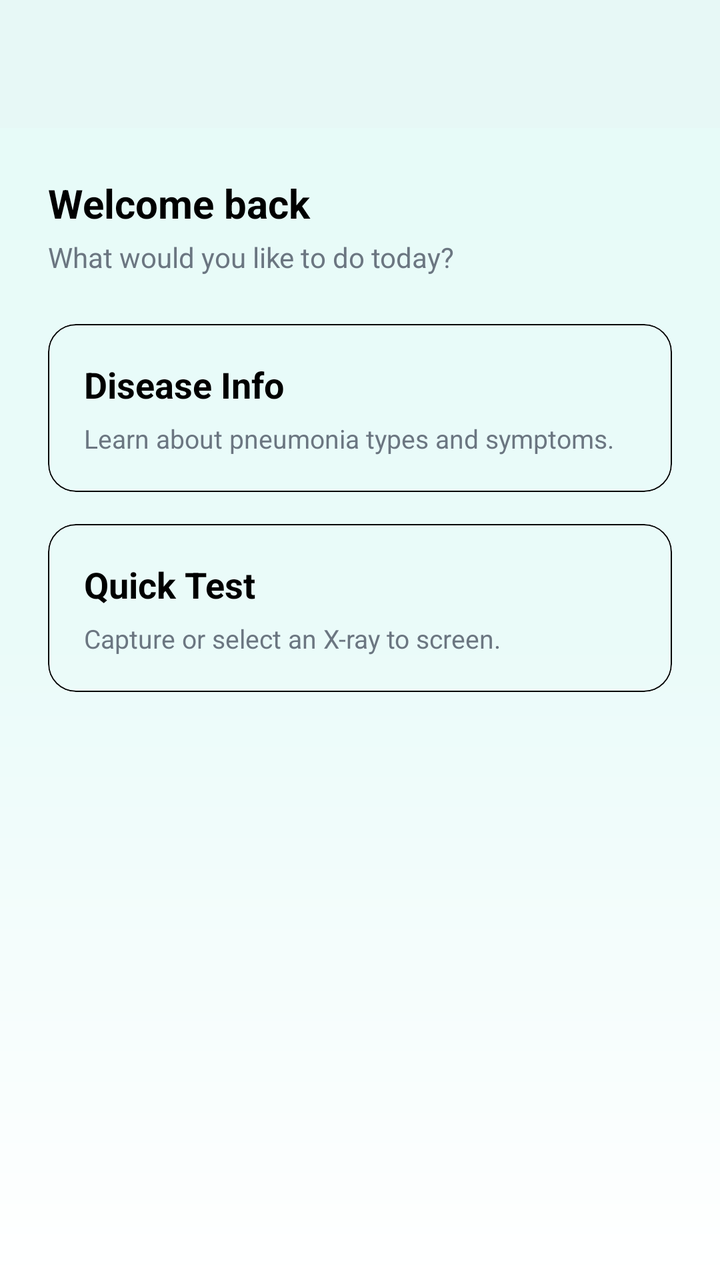
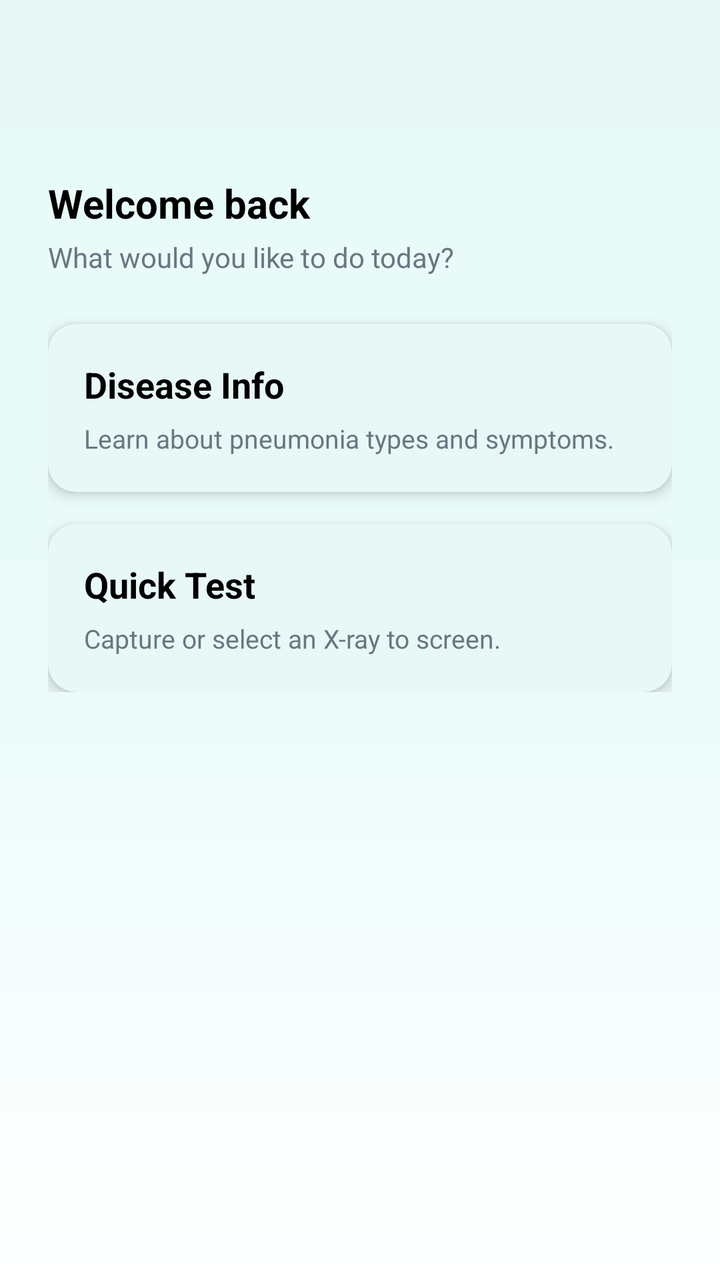

Before-and-after screenshots of an Android layout around one commit, followed by the original layout XML and the change that was made.
<!-- AndroidManifest.xml: application theme Theme.PneumoScan -->
<!-- res/layout/fragment_home.xml -->
<?xml version="1.0" encoding="utf-8"?>
<androidx.coordinatorlayout.widget.CoordinatorLayout xmlns:android="http://schemas.android.com/apk/res/android"
    xmlns:app="http://schemas.android.com/apk/res-auto"
    android:id="@+id/home_root"
    android:layout_width="match_parent"
    android:layout_height="match_parent"
    android:background="@drawable/bg_gradient">

    <com.google.android.material.appbar.MaterialToolbar
        android:id="@+id/topAppBar"
        android:layout_width="match_parent"
        android:layout_height="?attr/actionBarSize"
        android:background="?attr/colorSurface"
        android:elevation="4dp"
        android:title="@string/app_name"
        android:titleTextColor="?attr/colorOnSurface" />

    <ScrollView
        android:layout_width="match_parent"
        android:layout_height="match_parent"
        android:layout_marginTop="?attr/actionBarSize"
        android:padding="24dp">

        <LinearLayout
            android:layout_width="match_parent"
            android:layout_height="wrap_content"
            android:orientation="vertical">

            <TextView
                android:id="@+id/tvWelcome"
                android:layout_width="match_parent"
                android:layout_height="wrap_content"
                android:text="@string/welcome_back"
                android:textColor="@color/black"
                android:textSize="20sp"
                android:textStyle="bold" />

            <TextView
                android:id="@+id/tvSubtitle"
                android:layout_width="match_parent"
                android:layout_height="wrap_content"
                android:layout_marginTop="4dp"
                android:text="@string/dashboard_prompt"
                android:textColor="@color/pneumo_muted"
                android:textSize="14sp" />

            
            <com.google.android.material.card.MaterialCardView
                android:id="@+id/cardDisease"
                android:layout_width="match_parent"
                android:layout_height="wrap_content"
                android:layout_marginTop="24dp"
                app:cardCornerRadius="14dp"
                app:strokeWidth="0.5dp"
                app:strokeColor="@color/black"
                app:cardBackgroundColor="@android:color/transparent">

                <LinearLayout
                    android:layout_width="match_parent"
                    android:layout_height="match_parent"
                    android:orientation="vertical"
                    android:padding="18dp">

                    <TextView
                        android:id="@+id/tvDiseaseInfo"
                        android:layout_width="match_parent"
                        android:layout_height="wrap_content"
                        android:text="@string/disease_info"
                        android:textColor="@color/black"
                        android:textSize="18sp"
                        android:textStyle="bold" />

                    <TextView
                        android:id="@+id/tvDescription"
                        android:layout_width="match_parent"
                        android:layout_height="wrap_content"
                        android:layout_marginTop="6dp"
                        android:text="Learn about pneumonia types and symptoms."
                        android:textColor="@color/pneumo_muted"
                        android:textSize="13sp" />
                </LinearLayout>
            </com.google.android.material.card.MaterialCardView>

            
            <com.google.android.material.card.MaterialCardView
                android:id="@+id/cardTesting"
                android:layout_width="match_parent"
                android:layout_height="wrap_content"
                app:cardBackgroundColor="@android:color/transparent"
                android:layout_marginTop="16dp"
                app:strokeWidth="0.5dp"
                app:strokeColor="@color/black"
                app:cardCornerRadius="14dp">

                <LinearLayout
                    android:layout_width="match_parent"
                    android:layout_height="match_parent"
                    android:orientation="vertical"
                    android:padding="18dp">

                    <TextView
                        android:id="@+id/tvQuickTest"
                        android:layout_width="match_parent"
                        android:layout_height="wrap_content"
                        android:text="@string/quick_test"
                        android:textColor="@color/black"
                        android:textSize="18sp"
                        android:textStyle="bold" />

                    <TextView
                        android:id="@+id/tvDescription2"
                        android:layout_width="match_parent"
                        android:layout_height="wrap_content"
                        android:layout_marginTop="6dp"
                        android:text="Capture or select an X-ray to screen."
                        android:textColor="@color/pneumo_muted"
                        android:textSize="13sp" />
                </LinearLayout>
            </com.google.android.material.card.MaterialCardView>
        </LinearLayout>
    </ScrollView>
</androidx.coordinatorlayout.widget.CoordinatorLayout>
<!-- resources referenced by this layout -->
<resources>
  <color name="black">#FF000000</color>
  <color name="pneumo_muted">#6B7681</color>
  <!-- drawable bg_gradient (drawable) -->
  <?xml version="1.0" encoding="utf-8"?>
  <shape xmlns:android="http://schemas.android.com/apk/res/android" android:shape="rectangle">
      <gradient
          android:startColor="#E6FBF8"
          android:centerColor="#EAFBF9"
          android:endColor="#FFFFFF"
          android:angle="270"/>
  </shape>
  <string name="app_name">Pneumo Scan</string>
  <string name="dashboard_prompt">What would you like to do today?</string>
  <string name="disease_info">Disease Info</string>
  <string name="quick_test">Quick Test</string>
  <string name="welcome_back">Welcome back</string>
  <style name="Theme.PneumoScan" parent="Base.Theme.PneumoScan" />
  <style name="Base.Theme.PneumoScan" parent="Theme.Material3.DayNight.NoActionBar">
          
          <item name="colorPrimary">@color/pneumo_primary</item>
          <item name="colorPrimaryVariant">@color/pneumo_primary_variant</item>
          <item name="colorOnPrimary">@color/pneumo_onPrimary</item>
  
          
          <item name="colorSecondary">@color/pneumo_secondary</item>
          <item name="colorOnSecondary">@color/pneumo_onPrimary</item>
  
          
          <item name="android:colorBackground">@color/pneumo_background</item>
          <item name="colorSurface">@color/pneumo_surface</item>
          <item name="colorOnSurface">@color/pneumo_onSurface</item>
  
          
  
      </style>
  <color name="pneumo_primary">#00BFA6</color>
  <color name="pneumo_primary_variant">#0AA78F</color>
  <color name="pneumo_onPrimary">#FFFFFF</color>
  <color name="pneumo_secondary">#3A86FF</color>
  <color name="pneumo_background">#F7FCFB</color>
  <color name="pneumo_surface">#FFFFFF</color>
  <color name="pneumo_onSurface">#0F1720</color>
</resources>

<!-- the commit's change to res/layout/fragment_home.xml (unified diff, before → after) -->
@@ -51,9 +51,9 @@
                 android:layout_height="wrap_content"
                 android:layout_marginTop="24dp"
                 app:cardCornerRadius="14dp"
-                app:strokeWidth="0.5dp"
-                app:strokeColor="@color/black"
-                app:cardBackgroundColor="@android:color/transparent">
+                app:strokeWidth="0dp"
+                app:cardElevation="4dp"
+                app:useCompatPadding="true">
 
                 <LinearLayout
                     android:layout_width="match_parent"
@@ -86,10 +86,10 @@
                 android:id="@+id/cardTesting"
                 android:layout_width="match_parent"
                 android:layout_height="wrap_content"
-                app:cardBackgroundColor="@android:color/transparent"
+                app:strokeWidth="0dp"
+                app:cardElevation="4dp"
+                app:useCompatPadding="true"
                 android:layout_marginTop="16dp"
-                app:strokeWidth="0.5dp"
-                app:strokeColor="@color/black"
                 app:cardCornerRadius="14dp">
 
                 <LinearLayout
